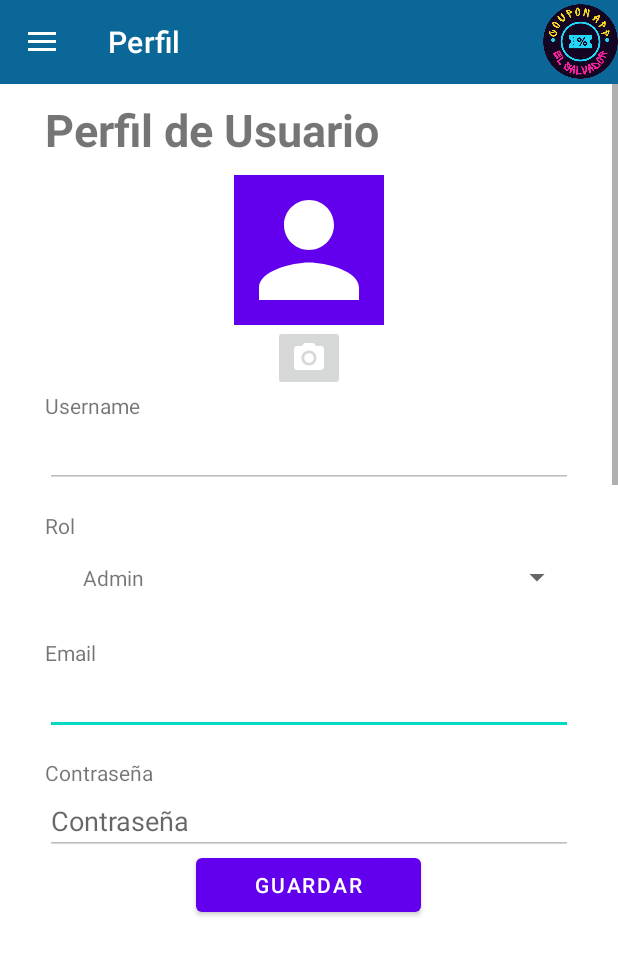
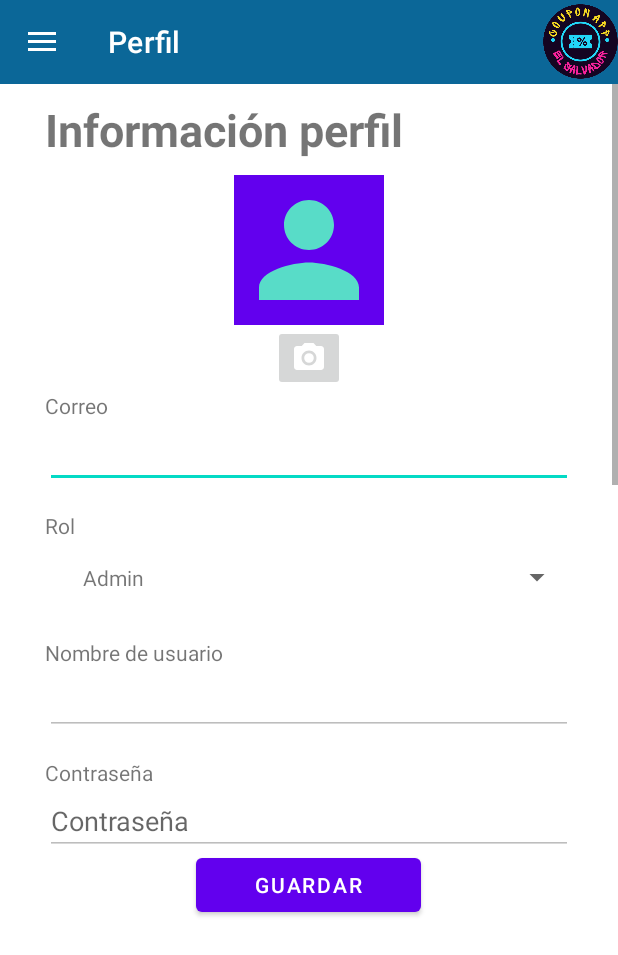
Before and after one commit to MisaelGG11/G10Proyecto02, an Android app: the fragment QRScannerFragment placed in its activity, in the side drawer, after a tap on "Perfil", on a phone screen of 412 x 824 dp. Shown: the top 955 px of the screen. Run offline under Robolectric (Android 15) with nearby library versions, the light colour scheme and no system bars; our stand-ins replace Volley; libraries missing offline, so code that uses them is left out: com.journeyapps.barcodescanner, javax.mail, javax.mail.internet; pictures from the network do not load; 3 statements that could not run were skipped.

Commit message:
cambios pantallas fabio

```diff
--- a/app/src/main/java/com/example/cuponMeals/vistas/QRScannerFragment.java
+++ b/app/src/main/java/com/example/cuponMeals/vistas/QRScannerFragment.java
@@ -55,7 +55,7 @@ public class QRScannerFragment extends Fragment {
                     Toast.makeText(getContext(), "Cancelled", Toast.LENGTH_LONG).show();
                 } else {
                     descriptionQr.setVisibility(getView().VISIBLE);
-                    descriptionQr.setText(result.getContents());
+                    descriptionQr.setText("\n"+ result.getContents() + "\n");
                 }
             });
 
--- a/app/src/main/res/drawable/ic_baseline_camera_alt_24.xml
+++ b/app/src/main/res/drawable/ic_baseline_camera_alt_24.xml
@@ -1,4 +1,6 @@
-<vector android:height="24dp" android:tint="#FFFFFF"
+<vector
+    android:height="24dp"
+    android:tint="#FFFFFF"
     android:viewportHeight="24" android:viewportWidth="24"
     android:width="24dp" xmlns:android="http://schemas.android.com/apk/res/android">
     <path android:fillColor="@android:color/white" android:pathData="M12,12m-3.2,0a3.2,3.2 0,1 1,6.4 0a3.2,3.2 0,1 1,-6.4 0"/>
--- a/app/src/main/res/drawable/ic_baseline_person_24.xml
+++ b/app/src/main/res/drawable/ic_baseline_person_24.xml
@@ -1,5 +1,10 @@
-<vector android:height="24dp" android:tint="#FFFFFF"
-    android:viewportHeight="24" android:viewportWidth="24"
-    android:width="24dp" xmlns:android="http://schemas.android.com/apk/res/android">
-    <path android:fillColor="@android:color/white" android:pathData="M12,12c2.21,0 4,-1.79 4,-4s-1.79,-4 -4,-4 -4,1.79 -4,4 1.79,4 4,4zM12,14c-2.67,0 -8,1.34 -8,4v2h16v-2c0,-2.66 -5.33,-4 -8,-4z"/>
+<vector
+    android:height="32dp"
+    android:tint="#58DCC8"
+    android:viewportHeight="24"
+    android:viewportWidth="24"
+    android:width="32dp"
+    xmlns:android="http://schemas.android.com/apk/res/android">
+    <path android:fillColor="@android:color/white"
+        android:pathData="M12,12c2.21,0 4,-1.79 4,-4s-1.79,-4 -4,-4 -4,1.79 -4,4 1.79,4 4,4zM12,14c-2.67,0 -8,1.34 -8,4v2h16v-2c0,-2.66 -5.33,-4 -8,-4z"/>
 </vector>
--- a/app/src/main/res/layout/activity_main.xml
+++ b/app/src/main/res/layout/activity_main.xml
@@ -25,16 +25,19 @@
         android:layout_below="@id/iniciosesion"
         android:layout_centerHorizontal="true"
         android:layout_marginBottom="30dp"/>
+
     <EditText
         android:id="@+id/username"
         android:layout_width="match_parent"
         android:layout_height="wrap_content"
         android:layout_below="@id/logo"
         android:layout_marginStart="30dp"
+        android:layout_marginTop="30dp"
         android:layout_marginEnd="30dp"
         android:layout_marginBottom="10dp"
         android:background="#30ffffff"
         android:drawablePadding="20dp"
+        android:singleLine="true"
         android:hint="Usuario"
         android:padding="20dp"
         android:textColor="@color/white"
--- a/app/src/main/res/layout/fragment_perfil.xml
+++ b/app/src/main/res/layout/fragment_perfil.xml
@@ -20,11 +20,6 @@
                 android:textStyle="bold"
                 android:layout_marginVertical="10dp"
                 android:text="@string/title_pefil_de_usuario" />
-<!--            <View-->
-<!--                android:layout_width="match_parent"-->
-<!--                android:layout_height="1dp"-->
-<!--                android:layout_marginBottom="30dp"-->
-<!--                android:background="@android:color/darker_gray"/>-->
             <LinearLayout
                 android:gravity="center"
                 android:orientation="vertical"
@@ -55,16 +50,13 @@
                         android:src="@drawable/ic_baseline_file_upload_24"/>
                 </LinearLayout>
             </LinearLayout>
-
-
             <TextView
                 android:layout_width="match_parent"
                 android:layout_height="wrap_content"
-                android:text="@string/title_username" />
+                android:text="@string/title_email" />
             <EditText
-                android:id="@+id/perfil_de_usuario_username"
-                android:enabled="false"
-                android:inputType="text"
+                android:id="@+id/perfil_de_usuario_email"
+                android:inputType="textEmailAddress"
                 android:layout_width="match_parent"
                 android:layout_height="wrap_content"
                 android:layout_marginBottom="15dp"/>
@@ -82,13 +74,15 @@
             <TextView
                 android:layout_width="match_parent"
                 android:layout_height="wrap_content"
-                android:text="@string/title_email" />
+                android:text="@string/title_username" />
             <EditText
-                android:id="@+id/perfil_de_usuario_email"
-                android:inputType="textEmailAddress"
+                android:id="@+id/perfil_de_usuario_username"
+                android:enabled="false"
+                android:inputType="text"
                 android:layout_width="match_parent"
                 android:layout_height="wrap_content"
                 android:layout_marginBottom="15dp"/>
+
             <TextView
                 android:layout_width="match_parent"
                 android:layout_height="wrap_content"
--- a/app/src/main/res/values/strings.xml
+++ b/app/src/main/res/values/strings.xml
@@ -29,27 +29,28 @@
     </string-array>
     <string name="dialog_crear">Nuevo</string>
     <string name="guardar_usuario_configuracion">Guardar</string>
+
     <string name="guardado">Se Guardo existosamente</string>
     <string name="dialog_editar">Editar</string>
     <string name="eliminado">Eliminado!</string>
     <string name="no_eliminado">No se puede eliminar</string>
-    <string name="text_bienvenida">Bienvenid@</string>
-    <string name="text_informacion">Aplicación para la generación de cupones para restaurantes, validos con un tiempo limitado definido, canjeados por medio de  codigos QR</string>
+    <string name="text_bienvenida">Bienvenido/a</string>
+    <string name="text_informacion">Aplicación que gerena cupones para restaurantes, canjeados por medio de  codigos QR, que poseen un tiempo limita</string>
 
-    <string name="title_username">Username</string>
+    <string name="title_username">Nombre de usuario</string>
     <string name="title_rol">Rol</string>
-    <string name="title_email">Email</string>
+    <string name="title_email">Correo</string>
     <string name="title_contrasena">Contraseña</string>
     <string name="cambiar_contrasena_confirmacion_1">Confirmar contraseña</string>
     <string name="cambiar_contrasena_confirmacion_2">Confirmar Contraseña</string>
-    <string name="cambiar_contrasena">Cambiar Contraseña</string>
-    <string name="title_datos_personales">Datos Personales</string>
-    <string name="title_perfil_de_usuario_nombre">Nombre</string>
-    <string name="title_perfil_de_usuario_apellidos">Apellidos</string>
+    <string name="cambiar_contrasena">Actualizar Contraseña</string>
+    <string name="title_datos_personales">Información Personal</string>
+    <string name="title_perfil_de_usuario_nombre">Primer nombre</string>
+    <string name="title_perfil_de_usuario_apellidos">Primer Apellido</string>
     <string name="contrasena_no_coincide">Contraseñas no coinciden</string>
     <string name="invalido_username">Datos invalidos</string>
-    <string name="title_pefil_de_usuario">Perfil de Usuario</string>
-    <string name="title_telefono">Tel.</string>
+    <string name="title_pefil_de_usuario">Información perfil</string>
+    <string name="title_telefono">Numero telefono</string>
 
     <string name="lbl_datos_restaurante">Informacion del Restaurante</string>
     <string name="lbl_datos_restaurante2">Imagen del Restaurante</string>
```
Also changed, not shown: app/src/main/res/layout/fragment_q_r_scanner.xml (+7 -5 lines).
